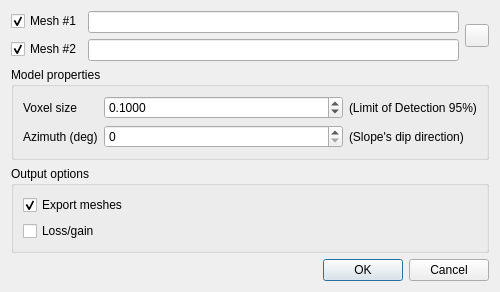
First picture: the form in ui/qVoxFallDialog.ui, repository farmakis/qVoxFall, before the edit.
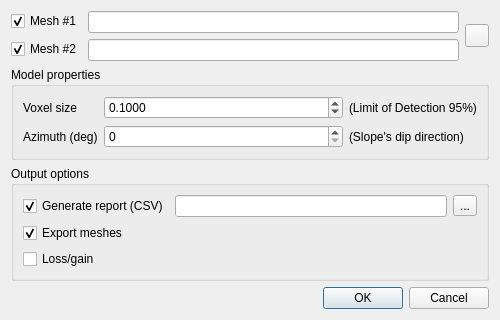
Second picture: the form after the edit. Icons and pictures are not drawn.

Commit message: Add option to export CSV report

What changed in the file:
```diff
--- a/ui/qVoxFallDialog.ui
+++ b/ui/qVoxFallDialog.ui
@@ -162,6 +162,26 @@
        </property>
 	   <layout class="QGridLayout" name="gridLayout_2">
 		<item row="0" column="0">	
+		 <widget class="QCheckBox" name="generateReportBox">
+		  <property name="text">
+		   <string>Generate report (CSV)</string>
+		  </property>
+		  <property name="checked">
+		   <bool>true</bool>
+		  </property>
+		 </widget>	
+		</item>
+		<item row="0" column="1">
+		 <widget class="QLineEdit" name="destinationPathLineEdit"/>
+		</item>
+		<item row="0" column="5">
+         <widget class="QToolButton" name="browseToolButton">
+          <property name="text">
+           <string notr="true">...</string>
+          </property>
+         </widget>
+		</item>
+		<item row="1" column="0">	
 		 <widget class="QCheckBox" name="exportCheckBox">
 		  <property name="text">
 		   <string>Export meshes</string>
@@ -171,7 +191,7 @@
 		  </property>
 		 </widget>	
 		</item>	   
-		<item row="1" column="0">	
+		<item row="2" column="0">	
 		 <widget class="QCheckBox" name="lossCheckBox">
 		  <property name="text">
 		   <string>Loss/gain</string>
```
Left out of the diff: 1 changed line with no effect on the pictures. The commit also changes 5 other files.
